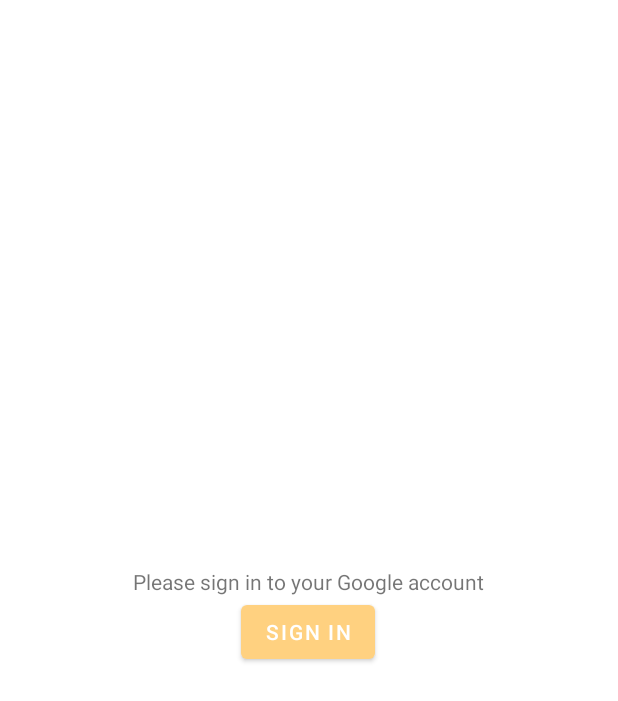
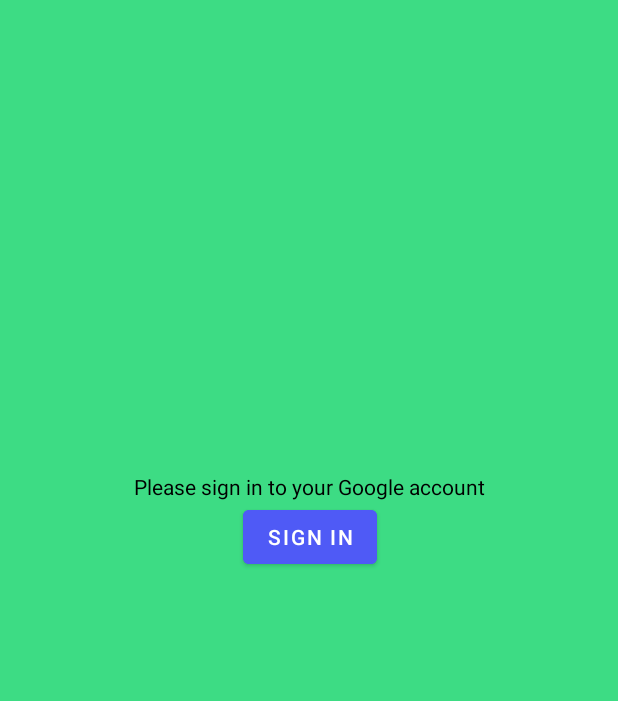
Before and after one commit to lucaalbinati/AndroidDriveSync, an Android app: the layout activity_sign_in.xml on its own in the app's theme, with its tools: preview values and no code run, on a phone screen of 412 x 824 dp. Shown: the top 701 px of the screen. Run offline under Robolectric (Android 15) with nearby library versions, the phone set to English and light mode, and no system bars; network calls fail.

Commit message:
change SignInActivity UI

```diff
--- a/app/src/main/AndroidManifest.xml
+++ b/app/src/main/AndroidManifest.xml
@@ -24,7 +24,8 @@
         <activity
             android:name=".SignInActivity"
             android:label="@string/google_sign_in_label"
-            android:parentActivityName=".MainActivity"/>
+            android:parentActivityName=".MainActivity"
+            android:theme="@style/Theme.SignIn"/>
     </application>
 
 </manifest>
--- a/app/src/main/java/com/example/androiddrivesync/LocalFilesToSynchronizeHandler.kt
+++ b/app/src/main/java/com/example/androiddrivesync/LocalFilesToSynchronizeHandler.kt
@@ -12,6 +12,12 @@ class LocalFilesToSynchronizeHandler {
         fun getLocalFilesToSynchronize(context: Context): List<String> {
             val pref = context.getSharedPreferences(SYNC_FILES_SHARED_PREFERENCES, Context.MODE_PRIVATE)
             val set = pref.getStringSet(FILES_KEY, Collections.emptySet())
+
+            // TODO remove once we have functionality to add and remove entries
+            if (set != null && set.isEmpty()) {
+                return listOf("Signal", "QTAudioEngine")
+            }
+
             return ArrayList(set)
         }
 
--- a/app/src/main/java/com/example/androiddrivesync/MainActivity.kt
+++ b/app/src/main/java/com/example/androiddrivesync/MainActivity.kt
@@ -57,7 +57,7 @@ class MainActivity: AppCompatActivity() {
 
         // Try to silently sign in to Google
         SignInActivity.trySilentSignIn(this, ::initializeGoogleDriveClientAndPopulate) {
-            showAlertDialogBeforeSignIn()
+            signIn.launch(Intent(this, SignInActivity::class.java))
         }
     }
 
@@ -210,17 +210,6 @@ class MainActivity: AppCompatActivity() {
         notificationManager.createNotificationChannel(channel)
     }
 
-    private fun showAlertDialogBeforeSignIn() {
-        AlertDialog.Builder(this)
-            .setTitle(R.string.before_sign_in_dialog_alert_title)
-            .setMessage(R.string.before_sign_in_dialog_alert_message)
-            .setPositiveButton(R.string.before_sign_in_dialog_alert_positive) { _, _ ->
-                signIn.launch(Intent(this, SignInActivity::class.java))
-            }
-            .setCancelable(false)
-            .show()
-    }
-
     private fun showAlertDialogBeforeAskingForPermission() {
         AlertDialog.Builder(this)
             .setTitle(R.string.before_asking_permission_dialog_alert_title)
--- a/app/src/main/res/layout/activity_sign_in.xml
+++ b/app/src/main/res/layout/activity_sign_in.xml
@@ -1,15 +1,30 @@
 <?xml version="1.0" encoding="utf-8"?>
-<LinearLayout xmlns:android="http://schemas.android.com/apk/res/android"
+<androidx.constraintlayout.widget.ConstraintLayout xmlns:android="http://schemas.android.com/apk/res/android"
+    xmlns:app="http://schemas.android.com/apk/res-auto"
+    android:layout_width="match_parent"
+    android:layout_height="match_parent"
+    android:orientation="vertical"
+    android:background="?android:colorPrimary">
+
+    <androidx.constraintlayout.widget.ConstraintLayout
         android:layout_width="wrap_content"
         android:layout_height="wrap_content"
         android:layout_gravity="center"
-    android:orientation="vertical">
+        android:layout_marginBottom="128dp"
+        android:orientation="vertical"
+        app:layout_constraintBottom_toBottomOf="parent"
+        app:layout_constraintEnd_toEndOf="parent"
+        app:layout_constraintStart_toStartOf="parent"
+        app:layout_constraintTop_toTopOf="parent">
 
         <TextView
             android:id="@+id/sign_in_text"
             android:layout_width="wrap_content"
             android:layout_height="wrap_content"
-        android:text="@string/sign_in_text" />
+            android:text="@string/sign_in_text"
+            android:textColor="?colorOnPrimary"
+            app:layout_constraintStart_toStartOf="parent"
+            app:layout_constraintTop_toTopOf="parent" />
 
         <Button
             android:id="@+id/sign_in_button"
@@ -17,6 +32,13 @@
             android:layout_height="wrap_content"
             android:layout_gravity="center_horizontal"
             android:onClick="signIn"
-        android:text="@string/sign_in_button" />
+            android:text="@string/sign_in_button"
+            android:textColor="?colorOnSecondary"
+            android:backgroundTint="?colorSecondary"
+            app:layout_constraintEnd_toEndOf="parent"
+            app:layout_constraintStart_toStartOf="parent"
+            app:layout_constraintTop_toBottomOf="@+id/sign_in_text" />
 
-</LinearLayout>
+    </androidx.constraintlayout.widget.ConstraintLayout>
+
+</androidx.constraintlayout.widget.ConstraintLayout>
--- a/app/src/main/res/values/themes.xml
+++ b/app/src/main/res/values/themes.xml
@@ -2,15 +2,21 @@
     <!-- Base application theme. -->
     <style name="Theme.AndroidDriveSync" parent="Theme.MaterialComponents.Light.DarkActionBar">
         <!-- Primary brand color. -->
-        <item name="colorPrimary">#FFD180</item>
-        <item name="colorPrimaryVariant">#FFFF8D</item>
-        <item name="colorOnPrimary">@color/white</item>
+        <item name="colorPrimary">@color/ic_launcher_background</item>
+        <item name="colorPrimaryVariant">#68F1A5</item>
+        <item name="colorOnPrimary">@color/black</item>
         <!-- Secondary brand color. -->
-        <item name="colorSecondary">@color/teal_200</item>
-        <item name="colorSecondaryVariant">@color/teal_700</item>
-        <item name="colorOnSecondary">@color/black</item>
+        <item name="colorSecondary">#4F5AF6</item>
+        <item name="colorSecondaryVariant">#6871F2</item>
+        <item name="colorOnSecondary">@color/white</item>
         <!-- Status bar color. -->
         <item name="android:statusBarColor">?attr/colorPrimary</item>
         <!-- Customize your theme here. -->
     </style>
+
+    <style name="Theme.SignIn" parent="Theme.AndroidDriveSync">
+        <item name="backgroundColor">#FFD180</item>
+        <item name="windowActionBar">false</item>
+        <item name="windowNoTitle">true</item>
+    </style>
 </resources>
```
Lines whose indentation alone changed are shown as unchanged.
